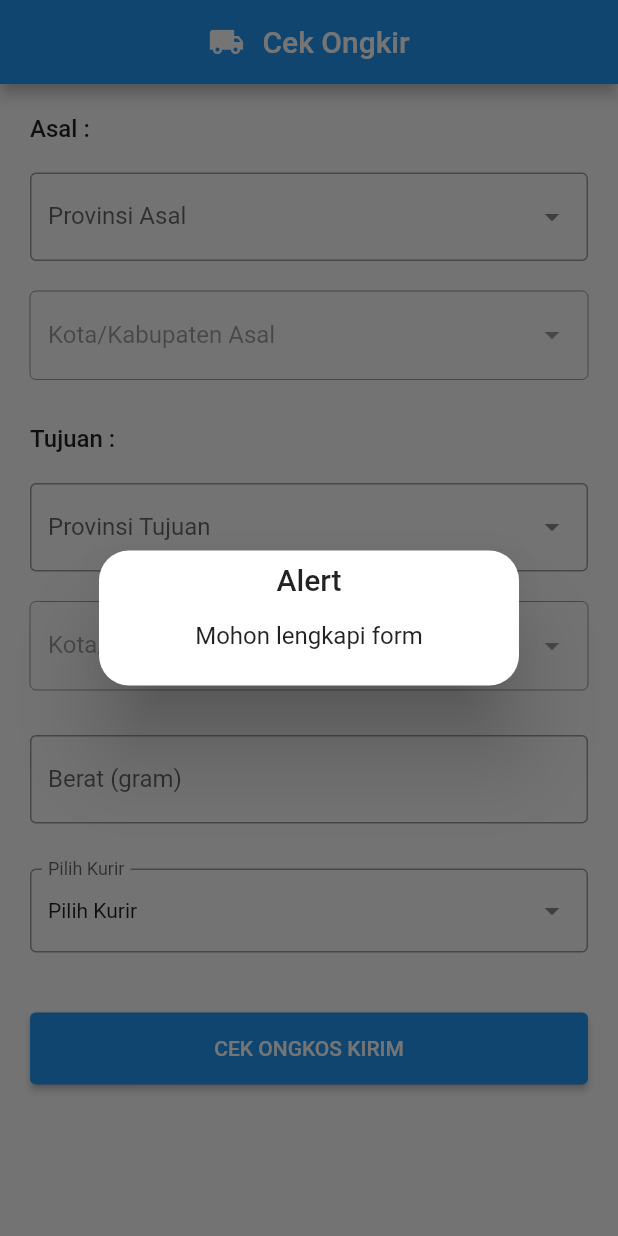
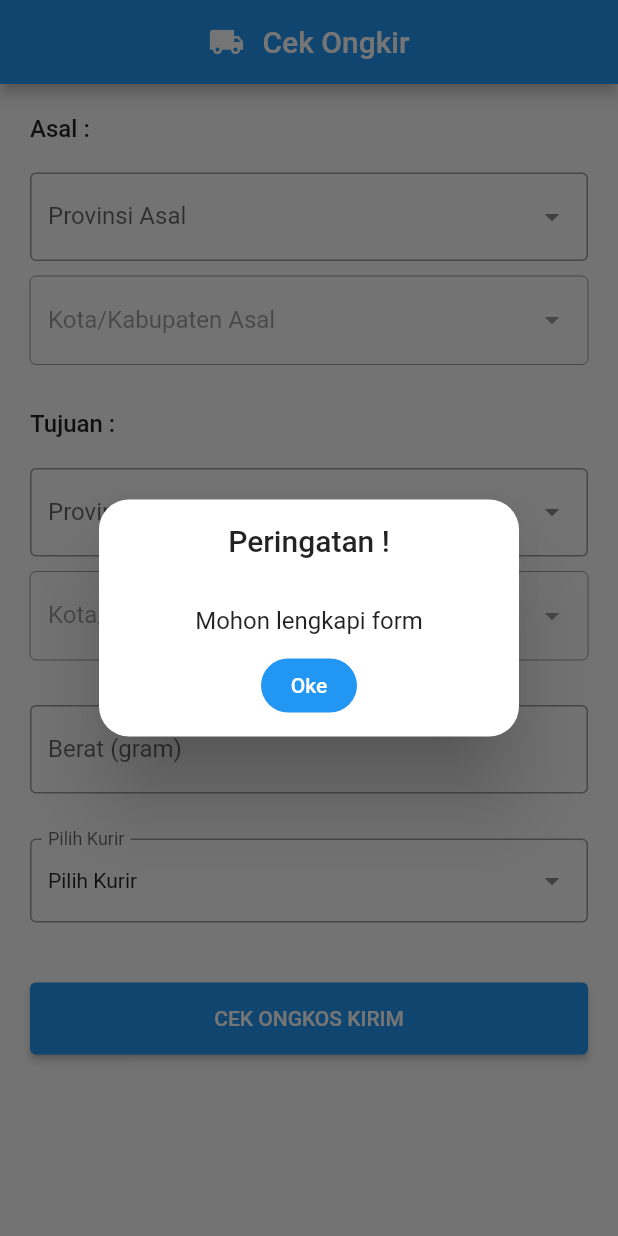
Before and after one commit to triagung128/cek-ongkir, a Flutter app: the screen it shows after launch, after a tap on "CEK ONGKOS KIRIM", on a phone screen of 412 x 824 dp. Run offline on Flutter 3.47's test engine with Material 2 defaults, Android fonts, the phone set to English and light mode, and no system bars; drawn by our look-alikes of dropdown_search; our stand-ins replace dio, get.

Commit message:
create courier model

```diff
--- /dev/null
+++ b/lib/app/data/models/courier_model.dart
@@ -0,0 +1,9 @@
+class Courier {
+  String? code;
+  String? name;
+
+  Courier({
+    this.code,
+    this.name,
+  });
+}
--- a/lib/app/data/services/api_service.dart
+++ b/lib/app/data/services/api_service.dart
@@ -40,7 +40,7 @@ class ApiService {
     String originCityId,
     String destinationCityId,
     String weight,
-    String courier,
+    String courierCode,
   ) async {
     final response = await Dio().post(
       _urlCost,
@@ -54,7 +54,7 @@ class ApiService {
         "origin": originCityId,
         "destination": destinationCityId,
         "weight": weight,
-        "courier": courier,
+        "courier": courierCode,
       },
     );
 
--- a/lib/app/modules/home/controllers/home_controller.dart
+++ b/lib/app/modules/home/controllers/home_controller.dart
@@ -3,6 +3,7 @@ import 'package:flutter/material.dart';
 import 'package:get/get.dart';
 
 import '../../../data/models/city_model.dart';
+import '../../../data/models/courier_model.dart';
 import '../../../data/models/province_model.dart';
 import '../../../data/services/api_service.dart';
 
@@ -11,34 +12,36 @@ class HomeController extends GetxController {
   final apiService = ApiService();
 
   final couriers = [
-    {
-      "code": "jne",
-      "name": "JNE",
-    },
-    {
-      "code": "pos",
-      "name": "POS Indonesia",
-    },
-    {
-      "code": "tiki",
-      "name": "TIKI",
-    },
+    Courier(
+      code: "jne",
+      name: "JNE",
+    ),
+    Courier(
+      code: "pos",
+      name: "POS Indonesia",
+    ),
+    Courier(
+      code: "tiki",
+      name: "TIKI",
+    ),
   ];
 
   Province? originProvince;
   City? originCity;
   Province? destinationProvince;
   City? destinationCity;
+  Courier? courier;
 
-  RxString courierCode = "".obs;
   RxBool isLoading = false.obs;
 
   Future<List<Province>> getProvinces() async {
     return await apiService.getProvinces();
   }
 
-  Future<List<City>> getCities() async {
-    return await apiService.getCities(originProvince!.provinceId!);
+  Future<List<City>> getCities(bool isOrigin) async {
+    return await apiService.getCities(
+      isOrigin ? originProvince!.provinceId! : destinationProvince!.provinceId!,
+    );
   }
 
   setOriginProvince(Province? province) {
@@ -58,21 +61,19 @@ class HomeController extends GetxController {
     update();
   }
 
-  setDetsinationCity(City? city) {
+  setDestinationCity(City? city) {
     destinationCity = city;
     update();
   }
 
-  setCourierCode(String courierCode) {
-    this.courierCode.value = courierCode;
+  setCourierCode(Courier? courier) {
+    this.courier = courier;
   }
 
   cekOngkir() async {
-    if (originProvince != null &&
-        destinationProvince != null &&
-        originCity != null &&
+    if (originCity != null &&
         destinationCity != null &&
-        courierCode.value != "" &&
+        courier != null &&
         weightC.text != "") {
       try {
         isLoading.value = true;
@@ -80,34 +81,67 @@ class HomeController extends GetxController {
           originCity!.cityId!,
           destinationCity!.cityId!,
           weightC.text,
-          courierCode.value,
+          courier!.code!,
         );
         isLoading.value = false;
 
         Get.defaultDialog(
           titlePadding: const EdgeInsets.all(16),
           title: "ONGKOS KIRIM",
-          content: Column(
-            children: dataOngkir
-                .map(
-                  (item) => ListTile(
-                    title: Text(item.service!.toUpperCase()),
-                    subtitle: Text("Rp. ${item.cost![0].value}"),
+          contentPadding: const EdgeInsets.all(16),
+          content: SizedBox(
+            height: 350,
+            width: 250,
+            child: Column(
+              children: [
+                Text('Kurir : ${courier!.name}'),
+                const SizedBox(height: 16),
+                Expanded(
+                  child: ListView.builder(
+                    itemCount: dataOngkir.length,
+                    itemBuilder: (_, index) {
+                      final item = dataOngkir[index];
+                      return Container(
+                        margin: const EdgeInsets.only(bottom: 16),
+                        child: ListTile(
+                          tileColor: Colors.blueGrey[50],
+                          shape: RoundedRectangleBorder(
+                            borderRadius: BorderRadius.circular(16),
+                          ),
+                          title: Text(item.service!.toUpperCase()),
+                          subtitle: Text("Rp. ${item.cost![0].value}"),
+                          trailing: const Icon(Icons.local_shipping),
+                        ),
+                      );
+                    },
                   ),
-                )
-                .toList(),
+                ),
+              ],
+            ),
           ),
         );
       } catch (e) {
         if (kDebugMode) print(e);
+        isLoading.value = false;
         Get.defaultDialog(
+          titlePadding: const EdgeInsets.all(16),
+          contentPadding: const EdgeInsets.all(16),
           title: "TERJADI KESALAHAN",
           middleText: "Tidak dapat mengecek ongkos kirim",
+          textConfirm: 'Oke',
+          confirmTextColor: Colors.white,
+          onConfirm: () => Get.back(),
         );
       }
     } else {
       Get.defaultDialog(
-        middleText: "Mohon lengkapi form",
+        titlePadding: const EdgeInsets.all(16),
+        contentPadding: const EdgeInsets.all(16),
+        title: 'Peringatan !',
+        middleText: 'Mohon lengkapi form',
+        textConfirm: 'Oke',
+        confirmTextColor: Colors.white,
+        onConfirm: () => Get.back(),
       );
     }
   }
--- a/lib/app/modules/home/views/home_view.dart
+++ b/lib/app/modules/home/views/home_view.dart
@@ -2,6 +2,7 @@ import 'package:dropdown_search/dropdown_search.dart';
 import 'package:flutter/material.dart';
 import 'package:get/get.dart';
 
+import '../../../data/models/courier_model.dart';
 import '../../../data/models/province_model.dart';
 import '../../../data/models/city_model.dart';
 import '../controllers/home_controller.dart';
@@ -61,8 +62,8 @@ class HomeView extends GetView<HomeController> {
                 child: const Text(
                   'Provinsi Asal',
                   style: TextStyle(
-                    fontSize: 18,
-                    fontWeight: FontWeight.w700,
+                    fontSize: 16,
+                    fontWeight: FontWeight.w500,
                   ),
                 ),
               ),
@@ -70,7 +71,7 @@ class HomeView extends GetView<HomeController> {
             asyncItems: (_) async => await controller.getProvinces(),
             onChanged: (province) => controller.setOriginProvince(province),
           ),
-          const SizedBox(height: 20),
+          const SizedBox(height: 10),
           GetBuilder<HomeController>(
             builder: (_) {
               return DropdownSearch<City>(
@@ -103,13 +104,13 @@ class HomeView extends GetView<HomeController> {
                     child: const Text(
                       'Kota/Kabupaten Asal',
                       style: TextStyle(
-                        fontSize: 18,
-                        fontWeight: FontWeight.w700,
+                        fontSize: 16,
+                        fontWeight: FontWeight.w500,
                       ),
                     ),
                   ),
                 ),
-                asyncItems: (_) async => await controller.getCities(),
+                asyncItems: (_) async => await controller.getCities(true),
                 onChanged: (city) => controller.setOriginCity(city),
               );
             },
@@ -136,12 +137,32 @@ class HomeView extends GetView<HomeController> {
                 title: Text("${item.province}"),
               ),
               showSearchBox: true,
+              searchFieldProps: const TextFieldProps(
+                decoration: InputDecoration(
+                  border: OutlineInputBorder(),
+                  hintText: 'Cari Provinsi',
+                  isDense: true,
+                ),
+              ),
+              title: Container(
+                padding: const EdgeInsets.symmetric(
+                  vertical: 16,
+                  horizontal: 8,
+                ),
+                child: const Text(
+                  'Provinsi Tujuan',
+                  style: TextStyle(
+                    fontSize: 16,
+                    fontWeight: FontWeight.w500,
+                  ),
+                ),
+              ),
             ),
             asyncItems: (_) async => await controller.getProvinces(),
             onChanged: (province) =>
                 controller.setDestinationProvince(province),
           ),
-          const SizedBox(height: 20),
+          const SizedBox(height: 10),
           GetBuilder<HomeController>(
             builder: (_) {
               return DropdownSearch<City>(
@@ -174,14 +195,14 @@ class HomeView extends GetView<HomeController> {
                     child: const Text(
                       'Kota/Kabupaten Tujuan',
                       style: TextStyle(
-                        fontSize: 18,
-                        fontWeight: FontWeight.w700,
+                        fontSize: 16,
+                        fontWeight: FontWeight.w500,
                       ),
                     ),
                   ),
                 ),
-                asyncItems: (_) async => await controller.getCities(),
-                onChanged: (city) => controller.setDetsinationCity(city),
+                asyncItems: (_) async => await controller.getCities(false),
+                onChanged: (city) => controller.setDestinationCity(city),
               );
             },
           ),
@@ -196,7 +217,7 @@ class HomeView extends GetView<HomeController> {
             ),
           ),
           const SizedBox(height: 30),
-          DropdownSearch<Map<String, dynamic>>(
+          DropdownSearch<Courier>(
             dropdownDecoratorProps: const DropDownDecoratorProps(
               dropdownSearchDecoration: InputDecoration(
                 labelText: "Pilih Kurir",
@@ -207,12 +228,12 @@ class HomeView extends GetView<HomeController> {
             popupProps: PopupProps.menu(
               fit: FlexFit.loose,
               itemBuilder: (_, item, __) => ListTile(
-                title: Text("${item["name"]}"),
+                title: Text("${item.name}"),
               ),
             ),
             dropdownBuilder: (_, selectedItem) =>
-                Text("${selectedItem?['name'] ?? "Pilih Kurir"}"),
-            onChanged: (value) => controller.setCourierCode(value?['code']),
+                Text(selectedItem?.name ?? "Pilih Kurir"),
+            onChanged: (courier) => controller.setCourierCode(courier),
           ),
           const SizedBox(height: 40),
           Obx(
```
